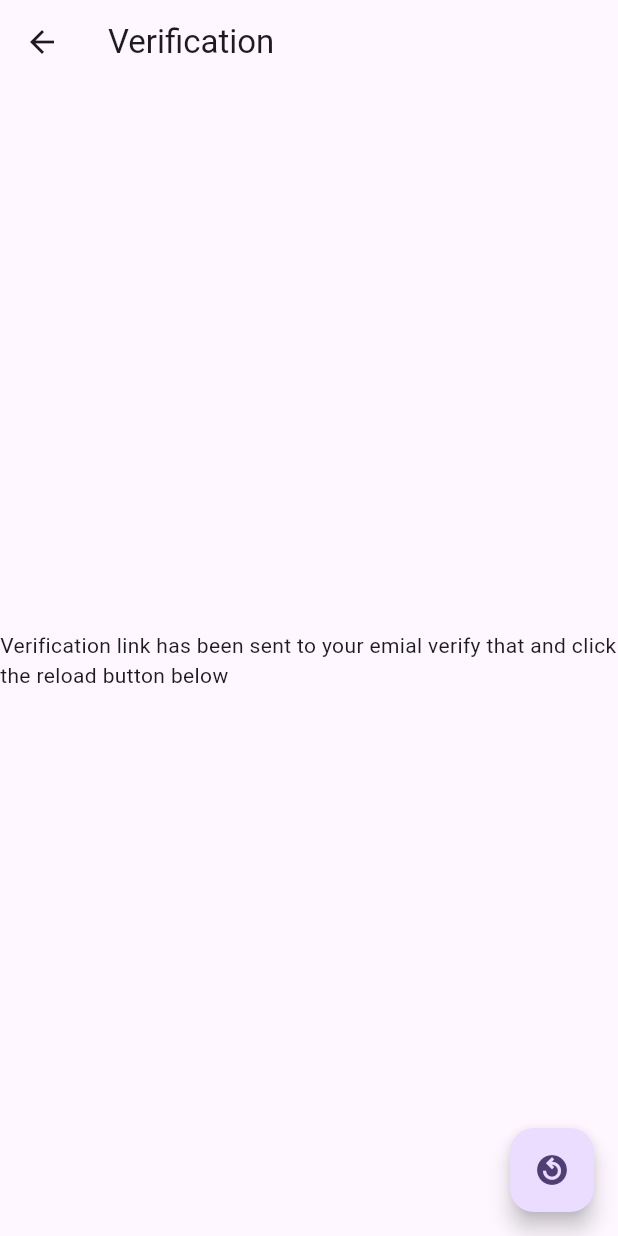
After one commit to ankitRrathi/demo2, a Flutter app: the Verify screen opened directly, on a phone screen of 412 x 824 dp. The commit adds this screen. Run offline on Flutter 3.47's test engine with Material 3 defaults, Android fonts, the phone set to English and light mode, and no system bars; our stand-ins replace firebase_auth, firebase_core, get; accounts and stored records are empty; network calls fail.

Commit message:
Email verification Added

```diff
--- /dev/null
+++ b/lib/verify.dart
@@ -0,0 +1,45 @@
+import 'package:demo2/wrapper.dart';
+import 'package:firebase_auth/firebase_auth.dart';
+import 'package:flutter/material.dart';
+import 'package:get/get.dart';
+
+class Verify extends StatefulWidget {
+
+  const Verify({super.key});
+
+  @override
+  State<Verify> createState() => _VerifyState();
+}
+
+class _VerifyState extends State<Verify> {
+  @override
+  void initState() {
+    super.initState();
+    sendVerify();
+    }
+    sendVerify ()async{
+      final user = FirebaseAuth.instance.currentUser!;
+      await user.sendEmailVerification().then((value) => Get.snackbar('Link Sent', 'A Verification Link has been sent your email address',snackPosition: SnackPosition.BOTTOM));
+    }
+    reload ()async {
+      await FirebaseAuth.instance.currentUser!.reload().then((value) => Get.offAll( const Wrapper()));
+    }
+  @override
+  Widget build(BuildContext context) {
+    return Scaffold(
+      appBar : AppBar(
+
+        title: const Text('Verification'),
+      ),
+      body: const Center(
+        child: Text(
+          'Verification link has been sent to your emial verify that and click the reload button below'
+        ),
+      ),
+      floatingActionButton: FloatingActionButton(
+        onPressed: (()=>reload()),
+      child:const Icon(Icons.replay_circle_filled_outlined)
+      ,),
+    );
+  }
+}
--- a/lib/wrapper.dart
+++ b/lib/wrapper.dart
@@ -2,6 +2,7 @@
 
 import 'package:demo2/homepage.dart';
 import 'package:demo2/login.dart';
+import 'package:demo2/verify.dart';
 import 'package:firebase_auth/firebase_auth.dart';
 import 'package:flutter/material.dart';
 
@@ -29,7 +30,16 @@ class _HomepageState extends State<Wrapper> {
         builder: (context,snapshot){
           if(snapshot.hasData)
           {
-            return  const HomePage();
+            // ignore: avoid_print
+            print(snapshot.data);
+            if(snapshot.data!.emailVerified)
+            {
+               return  const HomePage();
+            }
+            else {
+              return const  Verify();
+            }
+
 
           }
           else{
```
